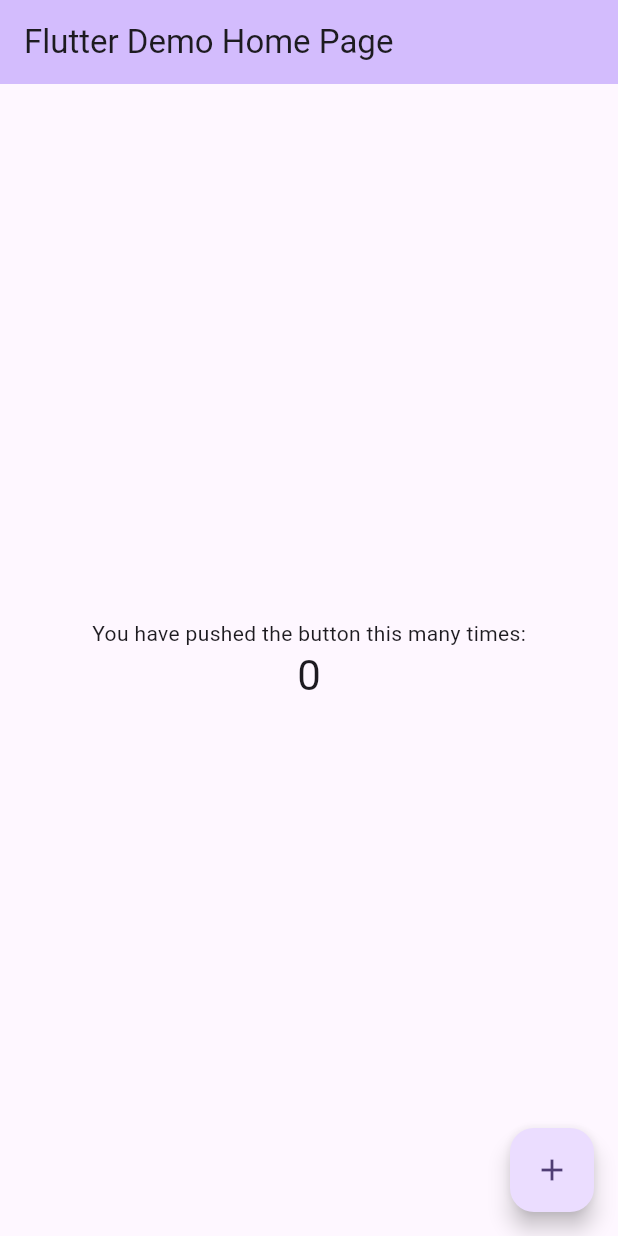
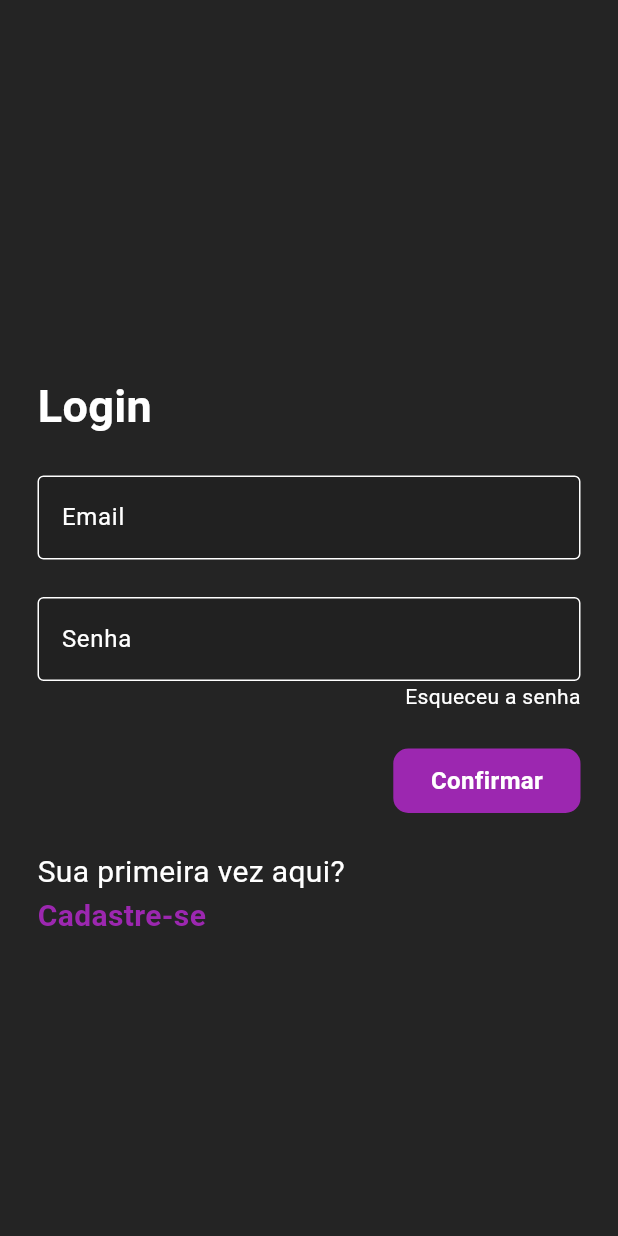
Before and after one commit to PedroRamos111/BolsaDeValoresMVC, a Flutter app: the screen it shows after launch, on a phone screen of 412 x 824 dp. Run offline on Flutter 3.47's test engine with Material 3 defaults, Android fonts, the phone set to English and light mode, and no system bars.

Commit message:
login e cadastro flutter

```diff
--- /dev/null
+++ b/lab_mobile/lib/components/my_button.dart
@@ -0,0 +1,42 @@
+
+import 'package:flutter/material.dart';
+
+class MyButton extends StatelessWidget {
+ final Function()? onTap;
+
+  const MyButton({
+    super.key,
+    required this.onTap
+    });
+
+  @override
+  Widget build(BuildContext context) {
+    return GestureDetector(
+      onTap: onTap,
+      child: Row(
+        mainAxisAlignment: MainAxisAlignment.end,
+        children: [
+          Container(
+          padding: const EdgeInsets.fromLTRB(25, 10, 25, 10),
+          margin: const EdgeInsets.symmetric(horizontal: 25.0),
+          decoration: BoxDecoration(
+          color: Colors.purple,
+          borderRadius: BorderRadius.circular(10),
+          ),
+          child: const Center(child:
+           Text(
+            "Confirmar",
+            style: TextStyle(
+              color: Colors.white,
+              fontWeight: FontWeight.bold,
+              fontSize: 16,
+              ),
+            ),
+        ),
+      ),
+        ],
+        ),
+
+    );
+  }
+}
--- /dev/null
+++ b/lab_mobile/lib/components/my_textfild.dart
@@ -0,0 +1,36 @@
+import 'package:flutter/material.dart';
+
+class MyTextfield extends StatelessWidget {
+
+  final controller;
+  final String hintText;
+  final bool obscureText;
+
+  const MyTextfield({
+    super.key,
+    required this.controller,
+    required this.hintText,
+    required this.obscureText,
+  });
+
+  @override
+  Widget build(BuildContext context) {
+     return  Padding(
+                padding: const EdgeInsets.symmetric(horizontal: 25.0),
+                child: TextField(
+                  style: const TextStyle(color: Colors.white),
+                  controller: controller,
+                  obscureText: obscureText,
+                  decoration: InputDecoration(
+                    enabledBorder: const OutlineInputBorder(
+                      borderSide: BorderSide(color: Colors.white),
+                    ),
+                    fillColor:Colors.grey[900],
+                    filled: true,
+                    hintText: hintText,
+                    hintStyle: const TextStyle(color: Colors.white)
+                  )
+                ),
+     );
+  }
+}
--- a/lab_mobile/lib/main.dart
+++ b/lab_mobile/lib/main.dart
@@ -1,125 +1,18 @@
 import 'package:flutter/material.dart';
+import 'package:lab_flutter/pages/login_page.dart';
+void main() async {
 
-void main() {
   runApp(const MyApp());
 }
 
 class MyApp extends StatelessWidget {
   const MyApp({super.key});
 
-  // This widget is the root of your application.
   @override
   Widget build(BuildContext context) {
-    return MaterialApp(
-      title: 'Flutter Demo',
-      theme: ThemeData(
-        // This is the theme of your application.
-        //
-        // TRY THIS: Try running your application with "flutter run". You'll see
-        // the application has a purple toolbar. Then, without quitting the app,
-        // try changing the seedColor in the colorScheme below to Colors.green
-        // and then invoke "hot reload" (save your changes or press the "hot
-        // reload" button in a Flutter-supported IDE, or press "r" if you used
-        // the command line to start the app).
-        //
-        // Notice that the counter didn't reset back to zero; the application
-        // state is not lost during the reload. To reset the state, use hot
-        // restart instead.
-        //
-        // This works for code too, not just values: Most code changes can be
-        // tested with just a hot reload.
-        colorScheme: ColorScheme.fromSeed(seedColor: Colors.deepPurple),
-        useMaterial3: true,
-      ),
-      home: const MyHomePage(title: 'Flutter Demo Home Page'),
+    return const MaterialApp(
+      debugShowCheckedModeBanner: false,
+      home: LoginPage(),
     );
   }
 }
-
-class MyHomePage extends StatefulWidget {
-  const MyHomePage({super.key, required this.title});
-
-  // This widget is the home page of your application. It is stateful, meaning
-  // that it has a State object (defined below) that contains fields that affect
-  // how it looks.
-
-  // This class is the configuration for the state. It holds the values (in this
-  // case the title) provided by the parent (in this case the App widget) and
-  // used by the build method of the State. Fields in a Widget subclass are
-  // always marked "final".
-
-  final String title;
-
-  @override
-  State<MyHomePage> createState() => _MyHomePageState();
-}
-
-class _MyHomePageState extends State<MyHomePage> {
-  int _counter = 0;
-
-  void _incrementCounter() {
-    setState(() {
-      // This call to setState tells the Flutter framework that something has
-      // changed in this State, which causes it to rerun the build method below
-      // so that the display can reflect the updated values. If we changed
-      // _counter without calling setState(), then the build method would not be
-      // called again, and so nothing would appear to happen.
-      _counter++;
-    });
-  }
-
-  @override
-  Widget build(BuildContext context) {
-    // This method is rerun every time setState is called, for instance as done
-    // by the _incrementCounter method above.
-    //
-    // The Flutter framework has been optimized to make rerunning build methods
-    // fast, so that you can just rebuild anything that needs updating rather
-    // than having to individually change instances of widgets.
-    return Scaffold(
-      appBar: AppBar(
-        // TRY THIS: Try changing the color here to a specific color (to
-        // Colors.amber, perhaps?) and trigger a hot reload to see the AppBar
-        // change color while the other colors stay the same.
-        backgroundColor: Theme.of(context).colorScheme.inversePrimary,
-        // Here we take the value from the MyHomePage object that was created by
-        // the App.build method, and use it to set our appbar title.
-        title: Text(widget.title),
-      ),
-      body: Center(
-        // Center is a layout widget. It takes a single child and positions it
-        // in the middle of the parent.
-        child: Column(
-          // Column is also a layout widget. It takes a list of children and
-          // arranges them vertically. By default, it sizes itself to fit its
-          // children horizontally, and tries to be as tall as its parent.
-          //
-          // Column has various properties to control how it sizes itself and
-          // how it positions its children. Here we use mainAxisAlignment to
-          // center the children vertically; the main axis here is the vertical
-          // axis because Columns are vertical (the cross axis would be
-          // horizontal).
-          //
-          // TRY THIS: Invoke "debug painting" (choose the "Toggle Debug Paint"
-          // action in the IDE, or press "p" in the console), to see the
-          // wireframe for each widget.
-          mainAxisAlignment: MainAxisAlignment.center,
-          children: <Widget>[
-            const Text(
-              'You have pushed the button this many times:',
-            ),
-            Text(
-              '$_counter',
-              style: Theme.of(context).textTheme.headlineMedium,
-            ),
-          ],
-        ),
-      ),
-      floatingActionButton: FloatingActionButton(
-        onPressed: _incrementCounter,
-        tooltip: 'Increment',
-        child: const Icon(Icons.add),
-      ), // This trailing comma makes auto-formatting nicer for build methods.
-    );
-  }
-}
--- /dev/null
+++ b/lab_mobile/lib/models/broker.dart
@@ -0,0 +1,40 @@
+// ignore: file_names
+import 'dart:convert';
+import 'package:http/http.dart' as http;
+
+class Broker {
+  int? id;
+  String? name;
+  String? email;
+  String? imagePath;
+  List<int>? friendIds;
+
+  Broker({
+    required this.email,
+    this.name,
+  });
+
+  Future<String> login(String password) async {
+    final loginRoute = Uri.parse('localhost:8080/login');
+
+    final fetch = await http.post(loginRoute,
+        body: {"email": email, "password": password},
+        );
+
+    final data = jsonDecode(fetch.body.toString());
+    Object res;
+
+    if (fetch.statusCode == 200) {
+      final user = jsonDecode(data['data'].toString());
+      id = user['id'] as int;
+      name = user['name'] as String;
+      res = {"success": true, "message": data['message'].toString()};
+    } else {
+      res = {
+        "success": false,
+        "message": "${data['message']}! ${data['error']}"
+      };
+    }
+    return jsonEncode(res);
+  }
+}
--- /dev/null
+++ b/lab_mobile/lib/pages/login_page.dart
@@ -0,0 +1,126 @@
+// ignore_for_file: unused_field
+import 'dart:convert';
+import 'package:flutter/material.dart';
+import 'package:lab_flutter/components/my_button.dart';
+import 'package:lab_flutter/components/my_textfild.dart';
+import 'package:lab_flutter/models/broker.dart' as broker;
+import 'package:lab_flutter/pages/cadastro.dart';
+
+class LoginPage extends StatefulWidget {
+  const LoginPage({super.key});
+
+  static Route<void> route() {
+    return MaterialPageRoute(builder: (context) => const LoginPage());
+  }
+
+  @override
+  State<LoginPage> createState() => _LoginPageState();
+}
+
+class _LoginPageState extends State<LoginPage> {
+  final usernameTextController = TextEditingController();
+
+  final passwordTextController = TextEditingController();
+
+  Future<void> signUserIn() async {
+    broker.Broker usuario = broker.Broker(email: usernameTextController.text);
+    final login = jsonDecode(await usuario.login(passwordTextController.text));
+
+    if (login['success'] as bool) {
+      //context.showSnackBar(message: login['message'] as String);
+      //Navigator.of(context).pushAndRemoveUntil(HomePage.route(), (route) => false);
+    } else {
+      //context.showErrorSnackBar(message: login['message'] as String);
+    }
+  }
+
+  @override
+  Widget build(BuildContext context) {
+    return Scaffold(
+        backgroundColor: const Color(0xFF242424),
+        body: SafeArea(
+            child: Center(
+          child: Column(
+            mainAxisAlignment: MainAxisAlignment.center,
+            children: [
+              const SizedBox(height: 50),
+              const Padding(
+                padding: EdgeInsets.fromLTRB(25, 0, 0, 0),
+                child: Row(
+                  mainAxisAlignment: MainAxisAlignment.start,
+                  children: [
+                    Text("Login",
+                        style: TextStyle(
+                            color: Colors.white,
+                            fontSize: 30,
+                            fontWeight: FontWeight.bold)),
+                  ],
+                ),
+              ),
+              const SizedBox(height: 25),
+              MyTextfield(
+                  controller: usernameTextController,
+                  hintText: "Email",
+                  obscureText: false),
+              const SizedBox(
+                height: 25.0,
+              ),
+              MyTextfield(
+                controller: passwordTextController,
+                hintText: "Senha",
+                obscureText: true,
+              ),
+              const Padding(
+                padding: EdgeInsets.symmetric(horizontal: 25.0),
+                child: Row(
+                  mainAxisAlignment: MainAxisAlignment.end,
+                  children: [
+                    Text(
+                      'Esqueceu a senha',
+                      style: TextStyle(color: Colors.white),
+                    )
+                  ],
+                ),
+              ),
+              const SizedBox(height: 25.0),
+              MyButton(
+                onTap: signUserIn,
+              ),
+              const SizedBox(
+                height: 25.0,
+              ),
+              const Padding(
+                padding: EdgeInsets.fromLTRB(25, 0, 0, 0),
+                child: Row(
+                  children: [
+                    Text(
+                      "Sua primeira vez aqui?",
+                      style: TextStyle(fontSize: 20, color: Colors.white),
+                    ),
+                  ],
+                ),
+              ),
+              Padding(
+                padding: const EdgeInsets.fromLTRB(25, 0, 0, 0),
+                child: Row(
+                  children: [
+                    InkWell(
+                      child: const Text(
+                        "Cadastre-se",
+                        style: TextStyle(
+                            color: Colors.purple,
+                            fontSize: 20,
+                            fontWeight: FontWeight.bold),
+                      ),
+                      onTap: () {
+                        Navigator.push(context, CadastroUsuario.route());
+                      },
+                    )
+                  ],
+                ),
+              )
+            ],
+          ),
+        )));
+  }
+}
--- a/lab_mobile/pubspec.yaml
+++ b/lab_mobile/pubspec.yaml
@@ -19,7 +19,7 @@ publish_to: 'none' # Remove this line if you wish to publish to pub.dev
 version: 1.0.0+1
 
 environment:
-  sdk: '>=3.3.3 <4.0.0'
+  sdk: '>=3.3.1 <4.0.0'
 
 # Dependencies specify other packages that your package needs in order to work.
 # To automatically upgrade your package dependencies to the latest versions
@@ -35,6 +35,7 @@ dependencies:
   # The following adds the Cupertino Icons font to your application.
   # Use with the CupertinoIcons class for iOS style icons.
   cupertino_icons: ^1.0.6
+  http: ^1.2.1
 
 dev_dependencies:
   flutter_test:
```
Also changed, not shown: lab_mobile/lib/pages/cadastro.dart (added, +262 -0 lines), lab_mobile/lib/pages/homepage.dart (added), lab_mobile/pubspec.lock.
